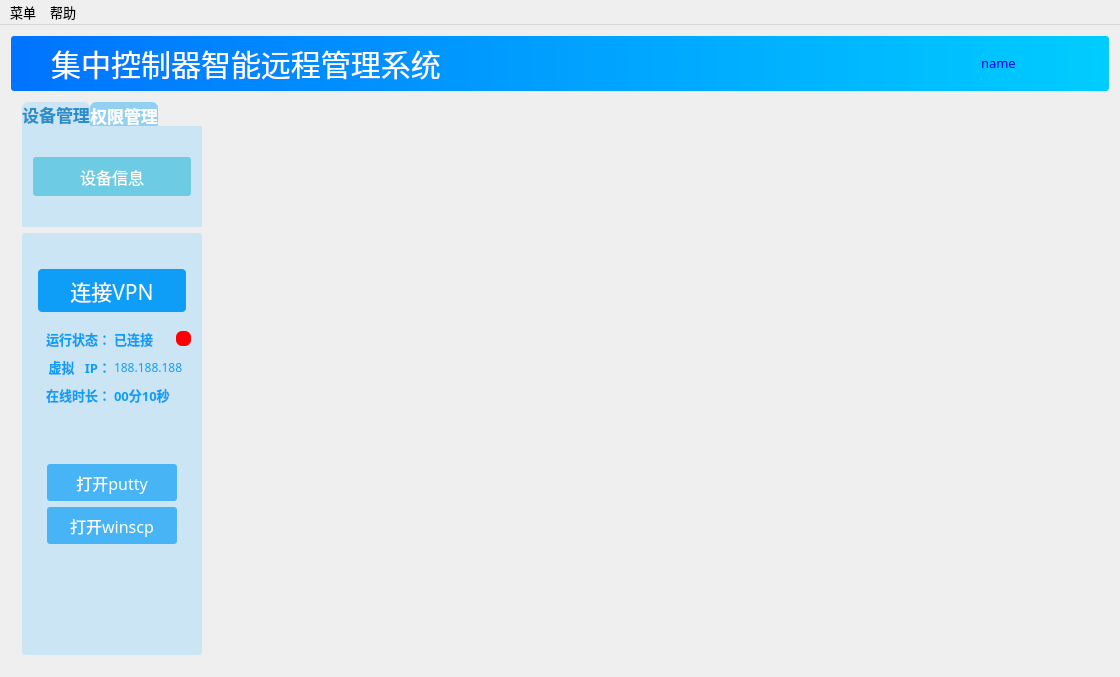
The window that management/managementtool.ui (wwkl3385/ManagementTool) describes before a commit, drawn with Qt 5.
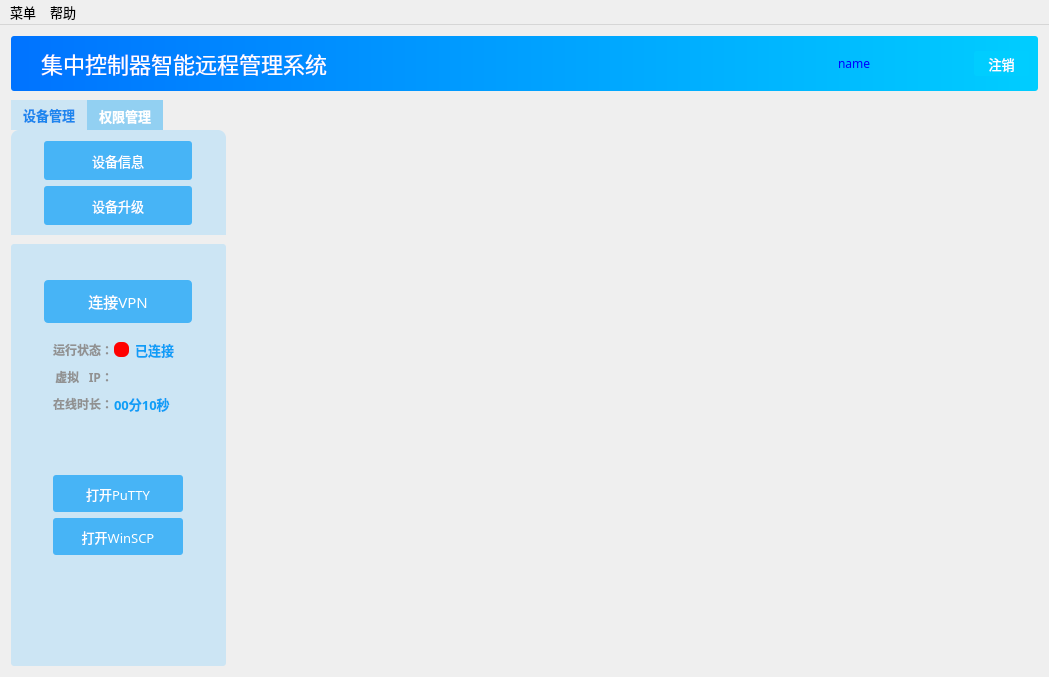
The same window after the commit. The open tabs and pages were chosen to show the change. Icons and pictures are not drawn.

Patch:
```diff
--- a/management/managementtool.ui
+++ b/management/managementtool.ui
@@ -9,7 +9,7 @@
    <rect>
     <x>0</x>
     <y>0</y>
-    <width>1120</width>
+    <width>1049</width>
     <height>677</height>
    </rect>
   </property>
@@ -121,7 +121,7 @@
            <property name="styleSheet">
             <string notr="true">background:transparent;
 color:rgb(255,255,255);
-font:30px;
+font:22px;
 font-family:微软雅黑;
 </string>
            </property>
@@ -137,14 +137,14 @@
           <widget class="QPushButton" name="aboutPushButton">
            <property name="minimumSize">
             <size>
-             <width>40</width>
-             <height>40</height>
+             <width>30</width>
+             <height>30</height>
             </size>
            </property>
            <property name="maximumSize">
             <size>
-             <width>40</width>
-             <height>40</height>
+             <width>30</width>
+             <height>30</height>
             </size>
            </property>
            <property name="styleSheet">
@@ -159,8 +159,8 @@
            </property>
            <property name="iconSize">
             <size>
-             <width>80</width>
-             <height>40</height>
+             <width>30</width>
+             <height>30</height>
             </size>
            </property>
           </widget>
@@ -194,9 +194,18 @@
                <height>28</height>
               </size>
              </property>
+             <property name="font">
+              <font>
+               <family>Microsoft Yahei</family>
+               <pointsize>10</pointsize>
+               <weight>50</weight>
+               <italic>false</italic>
+               <bold>false</bold>
+              </font>
+             </property>
              <property name="styleSheet">
               <string notr="true">color:black;
-font:11pt;
+font:10pt;
 font-family:Microsoft Yahei;
 background:transparent;
 </string>
@@ -216,32 +225,87 @@
             </widget>
            </item>
            <item>
-            <widget class="QLineEdit" name="nameLineEdit">
-             <property name="maximumSize">
+            <widget class="QLabel" name="userLabel">
+             <property name="minimumSize">
               <size>
                <width>130</width>
-               <height>16777215</height>
+               <height>0</height>
               </size>
              </property>
-             <property name="layoutDirection">
-              <enum>Qt::LeftToRight</enum>
-             </property>
              <property name="styleSheet">
               <string notr="true">color:blue;
-font:10pt;
-background:transparent;</string>
+font:9pt;
+background:transparent;
+</string>
              </property>
              <property name="text">
               <string>name</string>
              </property>
-             <property name="maxLength">
-              <number>20</number>
+            </widget>
+           </item>
+           <item>
+            <widget class="QPushButton" name="logoutPushButton">
+             <property name="minimumSize">
+              <size>
+               <width>55</width>
+               <height>25</height>
+              </size>
              </property>
-             <property name="readOnly">
-              <bool>true</bool>
+             <property name="maximumSize">
+              <size>
+               <width>40</width>
+               <height>25</height>
+              </size>
              </property>
+             <property name="styleSheet">
+              <string notr="true">QPushButton
+{
+    font-family:Microsoft Yahei;
+    color:white;
+    background-color: #00cdff;
+    border-radius:3px;
+	font: 10pt;
+}
+
+QPushButton:hover
+{
+    background-color:deepskyblue;
+}
+
+QPushButton:pressed
+{
+    background-color:deepskyblue;
+    padding-left:4px;
+    padding-top:4px;
+}
+QPushButton:unpressed
+{
+    background-color:rgb(0 , 100 , 0);
+    padding-left:4px;
+    padding-top:4px;
+}</string>
+             </property>
+             <property name="text">
+              <string>注销</string>
+             </property>
             </widget>
            </item>
+           <item>
+            <spacer name="horizontalSpacer_5">
+             <property name="orientation">
+              <enum>Qt::Horizontal</enum>
+             </property>
+             <property name="sizeType">
+              <enum>QSizePolicy::Maximum</enum>
+             </property>
+             <property name="sizeHint" stdset="0">
+              <size>
+               <width>9</width>
+               <height>20</height>
+              </size>
+             </property>
+            </spacer>
+           </item>
           </layout>
          </item>
         </layout>
@@ -256,41 +320,62 @@
          <widget class="QFrame" name="frame">
           <property name="minimumSize">
            <size>
-            <width>195</width>
+            <width>215</width>
             <height>0</height>
            </size>
           </property>
           <property name="maximumSize">
            <size>
-            <width>195</width>
+            <width>215</width>
             <height>16777215</height>
            </size>
           </property>
+          <property name="styleSheet">
+           <string notr="true"/>
+          </property>
           <property name="frameShape">
            <enum>QFrame::StyledPanel</enum>
           </property>
           <property name="frameShadow">
            <enum>QFrame::Raised</enum>
           </property>
-          <layout class="QGridLayout" name="gridLayout_5">
+          <layout class="QGridLayout" name="gridLayout_2">
+           <property name="leftMargin">
+            <number>0</number>
+           </property>
+           <property name="topMargin">
+            <number>9</number>
+           </property>
+           <property name="rightMargin">
+            <number>0</number>
+           </property>
+           <property name="bottomMargin">
+            <number>0</number>
+           </property>
+           <property name="horizontalSpacing">
+            <number>0</number>
+           </property>
+           <property name="verticalSpacing">
+            <number>9</number>
+           </property>
            <item row="0" column="0">
             <widget class="QTabWidget" name="manageTabWidget">
              <property name="minimumSize">
               <size>
-               <width>180</width>
-               <height>125</height>
+               <width>215</width>
+               <height>135</height>
               </size>
              </property>
              <property name="maximumSize">
               <size>
-               <width>180</width>
-               <height>125</height>
+               <width>215</width>
+               <height>135</height>
               </size>
              </property>
              <property name="font">
               <font>
-               <family>Microsoft Yahei</family>
-               <pointsize>13</pointsize>
+               <family>微软雅黑</family>
+               <pointsize>10</pointsize>
                <weight>75</weight>
                <italic>false</italic>
                <bold>true</bold>
@@ -299,32 +384,37 @@
              <property name="focusPolicy">
               <enum>Qt::NoFocus</enum>
              </property>
+             <property name="layoutDirection">
+              <enum>Qt::LeftToRight</enum>
+             </property>
              <property name="styleSheet">
-              <string notr="true">QTabWidget::pane{
-	border:none;
+              <string notr="true">QTabWidget::pane { /* The tab widget frame */  
+    border:none;  
+    position: absolute;  
 	background-color:#cce5f4;
-}
-
+border-top-left-radius: 8px; 
+border-top-right-radius: 8px;
+} 
 QTabWidget::tab-bar{
-        alignment:left;
+        alignment:center;
+
 }
-QTabBar::tab{
+QTabBar::tab
+{
 	background:#92d0f2;
 	color:white;
-	width:30ex;
-	height:10ex;
-border-top-left-radius: 6px; 
-border-top-right-radius: 6px; 
 }
+
 QTabBar::tab:hover{
 	background:deepskyblue;
 }
+
 QTabBar::tab:selected{
-	border-color: white;
 	background:#cce5f4;
-	color:#2b8eca;
-	font:bold;
+	color:#1C86EE;
 }
+
+
 </string>
              </property>
              <property name="currentIndex">
@@ -339,13 +429,13 @@
                 <widget class="QPushButton" name="devicePushButton">
                  <property name="minimumSize">
                   <size>
-                   <width>0</width>
+                   <width>148</width>
                    <height>39</height>
                   </size>
                  </property>
                  <property name="maximumSize">
                   <size>
-                   <width>1111111</width>
+                   <width>148</width>
                    <height>39</height>
                   </size>
                  </property>
@@ -354,9 +444,9 @@
 {
     font-family:Microsoft Yahei;
     color:white;
-    background-color:#6dcbe4;
+    background-color:#47b4f6;
     border-radius:3px;
-	font: 12pt;
+	font: 10pt;
 }
 
 QPushButton:hover
@@ -392,13 +482,70 @@
                  </property>
                 </widget>
                </item>
+               <item row="1" column="0">
+                <widget class="QPushButton" name="upgradePushButton">
+                 <property name="minimumSize">
+                  <size>
+                   <width>148</width>
+                   <height>39</height>
+                  </size>
+                 </property>
+                 <property name="maximumSize">
+                  <size>
+                   <width>148</width>
+                   <height>39</height>
+                  </size>
+                 </property>
+                 <property name="styleSheet">
+                  <string notr="true">QPushButton
+{
+    font-family:Microsoft Yahei;
+    color:white;
+    background-color:#47b4f6;
+    border-radius:3px;
+	font: 10pt;
+}
+
+QPushButton:hover
+{
+    background-color:deepskyblue;
+}
+
+QPushButton:pressed
+{
+    background-color:deepskyblue;
+    padding-left:4px;
+    padding-top:4px;
+}
+QPushButton:unpressed
+{
+    background-color:rgb(0 , 100 , 0);
+    padding-left:4px;
+    padding-top:4px;
+}</string>
+                 </property>
+                 <property name="text">
+                  <string>设备升级</string>
+                 </property>
+                 <property name="icon">
+                  <iconset resource="../icon/pictures.qrc">
+                   <normaloff>:/new/background/设备.ico</normaloff>:/new/background/设备.ico</iconset>
+                 </property>
+                 <property name="iconSize">
+                  <size>
+                   <width>25</width>
+                   <height>25</height>
+                  </size>
+                 </property>
+                </widget>
+               </item>
               </layout>
              </widget>
              <widget class="QWidget" name="manageTabWidgetPage1">
               <attribute name="title">
                <string>权限管理</string>
               </attribute>
-              <layout class="QGridLayout" name="gridLayout_2">
+              <layout class="QGridLayout" name="gridLayout_5">
                <item row="1" column="0">
                 <widget class="QPushButton" name="recordPushButton">
                  <property name="minimumSize">
@@ -511,13 +658,13 @@
             <widget class="QGroupBox" name="functionGroupBox">
              <property name="minimumSize">
               <size>
-               <width>180</width>
+               <width>215</width>
                <height>0</height>
               </size>
              </property>
              <property name="maximumSize">
               <size>
-               <width>180</width>
+               <width>215</width>
                <height>1100000</height>
               </size>
              </property>
@@ -592,9 +739,9 @@
 {
     font-family:Microsoft Yahei;
     color:white;
-    background-color:#0f9ef7;
+    background-color:#47b4f6;
     border-radius:4px;
-	font: 16pt;
+	font: 11pt;
 }
 
 QPushButton:hover
@@ -651,7 +798,7 @@
               <item row="2" column="0">
                <widget class="QStackedWidget" name="statusStackedWidget">
                 <property name="frameShape">
-                 <enum>QFrame::Box</enum>
+                 <enum>QFrame::NoFrame</enum>
                 </property>
                 <property name="lineWidth">
                  <number>0</number>
@@ -662,9 +809,9 @@
                 <widget class="QWidget" name="statusPage">
                  <layout class="QGridLayout" name="gridLayout_6">
                   <item row="0" column="0">
-                   <layout class="QGridLayout" name="gridLayout">
+                   <layout class="QGridLayout" name="gridLayout" columnstretch="5,6">
                     <property name="horizontalSpacing">
-                     <number>3</number>
+                     <number>1</number>
                     </property>
                     <property name="verticalSpacing">
                      <number>8</number>
@@ -672,9 +819,9 @@
                     <item row="0" column="0">
                      <widget class="QLabel" name="label_3">
                       <property name="styleSheet">
-                       <string notr="true">color:#0f9ef7;
+                       <string notr="true">color:#919191;
 border-radius:10px;
-font:10pt;
+font:9pt;
 font:bold;
 font-family:微软雅黑;</string>
                       </property>
@@ -688,32 +835,6 @@
                     </item>
                     <item row="0" column="1">
                      <layout class="QHBoxLayout" name="horizontalLayout">
-                      <item>
-                       <widget class="QLabel" name="connectStatusLabel">
-                        <property name="minimumSize">
-                         <size>
-                          <width>0</width>
-                          <height>0</height>
-                         </size>
-                        </property>
-                        <property name="maximumSize">
-                         <size>
-                          <width>80</width>
-                          <height>16777215</height>
-                         </size>
-                        </property>
-                        <property name="styleSheet">
-                         <string notr="true">color:#0f9ef7;
-border-radius:10px;
-font:10pt;
-font:bold;
-font-family:微软雅黑;</string>
-                        </property>
-                        <property name="text">
-                         <string>已连接</string>
-                        </property>
-                       </widget>
-                      </item>
                       <item>
                        <widget class="QLabel" name="flashLabel">
                         <property name="minimumSize">
@@ -739,6 +860,32 @@
                         </property>
                        </widget>
                       </item>
+                      <item>
+                       <widget class="QLabel" name="connectStatusLabel">
+                        <property name="minimumSize">
+                         <size>
+                          <width>0</width>
+                          <height>0</height>
+                         </size>
+                        </property>
+                        <property name="maximumSize">
+                         <size>
+                          <width>80</width>
+                          <height>16777215</height>
+                         </size>
+                        </property>
+                        <property name="styleSheet">
+                         <string notr="true">color:#0f9ef7;
+border-radius:9px;
+font:10pt;
+font:bold;
+font-family:微软雅黑;</string>
+                        </property>
+                        <property name="text">
+                         <string>已连接</string>
+                        </property>
+                       </widget>
+                      </item>
                      </layout>
                     </item>
                     <item row="1" column="0">
@@ -746,7 +893,7 @@
                       <property name="font">
                        <font>
                         <family>微软雅黑</family>
-                        <pointsize>10</pointsize>
+                        <pointsize>9</pointsize>
                         <weight>75</weight>
                         <italic>false</italic>
                         <bold>true</bold>
@@ -756,9 +903,9 @@
                        <enum>Qt::LeftToRight</enum>
                       </property>
                       <property name="styleSheet">
-                       <string notr="true">color:#0f9ef7;
+                       <string notr="true">color:#919191;
 border-radius:10px;
-font:10pt;
+font:9pt;
 font:bold;
 font-family:微软雅黑;</string>
                       </property>
@@ -774,21 +921,22 @@
                      <widget class="QLabel" name="ipAddrLabel">
                       <property name="styleSheet">
                        <string notr="true">color:#0f9ef7;
-border-radius:10px;
-font:9pt;
+border-radius:9px;
+font:8pt;
+font:bold;
 font-family:微软雅黑;</string>
                       </property>
                       <property name="text">
-                       <string>188.188.188</string>
+                       <string/>
                       </property>
                      </widget>
                     </item>
                     <item row="2" column="0">
                      <widget class="QLabel" name="label_5">
                       <property name="styleSheet">
-                       <string notr="true">color:#0f9ef7;
+                       <string notr="true">color:#919191;
 border-radius:10px;
-font:10pt;
+font:9pt;
 font:bold;
 font-family:微软雅黑;</string>
                       </property>
@@ -813,7 +961,7 @@
                      <widget class="QLabel" name="timeLable">
                       <property name="styleSheet">
                        <string notr="true">color:#0f9ef7;
-border-radius:10px;
+border-radius:9px;
 font:10pt;
 font:bold;
 font-family:微软雅黑;</string>
@@ -987,7 +1135,7 @@
                  <number>6</number>
                 </property>
                 <property name="leftMargin">
-                 <number>25</number>
+                 <number>42</number>
                 </property>
                 <property name="rightMargin">
                  <number>0</number>
@@ -1013,7 +1161,7 @@
     font-family:Microsoft Yahei;
     color:white;
     border-radius:3px;
-	font: 12pt;
+	font: 10pt;
 }
 
 QPushButton:hover
@@ -1035,7 +1183,7 @@
 }</string>
                   </property>
                   <property name="text">
-                   <string>打开putty</string>
+                   <string>打开PuTTY</string>
                   </property>
                  </widget>
                 </item>
@@ -1060,7 +1208,7 @@
     font-family:Microsoft Yahei;
     color:white;
     border-radius:3px;
-	font: 12pt;
+	font: 10pt;
 }
 
 QPushButton:hover
@@ -1082,7 +1230,7 @@
 }</string>
                   </property>
                   <property name="text">
-                   <string>打开winscp</string>
+                   <string>打开WinSCP</string>
                   </property>
                  </widget>
                 </item>
@@ -1114,8 +1262,8 @@
          <widget class="QFrame" name="spaceFrame">
           <property name="minimumSize">
            <size>
-            <width>50</width>
-            <height>50</height>
+            <width>25</width>
+            <height>25</height>
            </size>
           </property>
           <property name="styleSheet">
@@ -1144,7 +1292,7 @@
     <rect>
      <x>0</x>
      <y>0</y>
-     <width>1120</width>
+     <width>1049</width>
      <height>23</height>
     </rect>
    </property>
```
Left out of the diff: 62 changed lines with no effect on the pictures.
